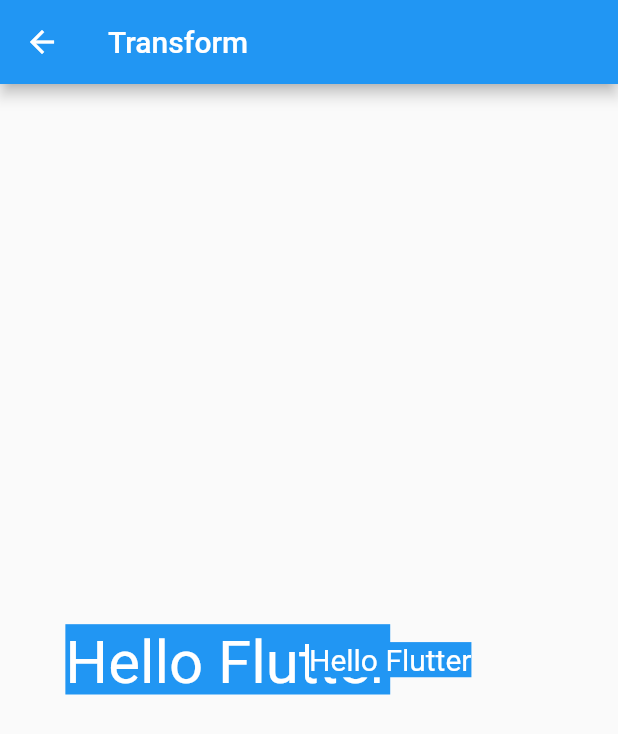
After one commit to starryxp/flutter_app, a Flutter app: the TransformPage screen opened by its route, on a phone screen of 412 x 824 dp. The commit adds this screen. Shown: the top 734 px of the screen. Run offline on Flutter 3.47's test engine with Material 2 defaults, Android fonts, the phone set to English and light mode, and no system bars; our stand-ins replace fluttertoast; network calls fail.

Commit message:
TransformPage.dart Matrix4Page.dart

```diff
--- a/lib/home/HomePage.dart
+++ b/lib/home/HomePage.dart
@@ -13,6 +13,10 @@ class HomePage extends StatefulWidget {
         title: 'State生命周期',
         content: '',
         routerName: Constant.widgetsMaterialNavigationTabBarViewPage),
+    HomeData(
+        title: 'Matrix4矩阵变换',
+        content: '',
+        routerName: Constant.matrix4Matrix4Page),
   ];
 
   @override
--- a/lib/utils/Constant.dart
+++ b/lib/utils/Constant.dart
@@ -2,6 +2,8 @@ class Constant {
   static final homeHomePage = "/home/home_page";
 
   static final widgetsWidgetsListPage = "/widgets/widgets_list_page";
+  //Matrix4矩阵变换
+  static final matrix4Matrix4Page = "/matrix4/matrix4_page";
 
   //基础组件
   static final widgetsBasicBasicListPage = "/widgets/basic/basic_list_page";
@@ -104,9 +106,8 @@ class Constant {
   static final widgetsLayoutOffstagePage = "/widgets/layout/offstage_page";
   static final widgetsLayoutOverflowBoxPage =
       "/widgets/layout/overflow_box_page";
-  static final widgetsLayoutSizedBoxPage =
-      "/widgets/layout/sized_box_page";
+  static final widgetsLayoutSizedBoxPage = "/widgets/layout/sized_box_page";
   static final widgetsLayoutSizedOverflowBoxPage =
       "/widgets/layout/sized_overflow_box_page";
-
+  static final widgetsLayoutTransformPage = "/widgets/layout/transform_page";
 }
--- a/lib/utils/RouterTable.dart
+++ b/lib/utils/RouterTable.dart
@@ -1,6 +1,7 @@
 import 'package:flutter/cupertino.dart';
 import 'package:flutter_app/counter/CounterPage.dart';
 import 'package:flutter_app/home/HomePage.dart';
+import 'package:flutter_app/matrix4/Matrix4Page.dart';
 import 'package:flutter_app/route/LoginPage.dart';
 import 'package:flutter_app/route/NeedLoginPage.dart';
 import 'package:flutter_app/route/NewRouterPage.dart';
@@ -45,6 +46,7 @@ import 'package:flutter_app/widgets/layout/OverflowBoxPage.dart';
 import 'package:flutter_app/widgets/layout/PaddingPage.dart';
 import 'package:flutter_app/widgets/layout/SizedBoxPage.dart';
 import 'package:flutter_app/widgets/layout/SizedOverflowBoxPage.dart';
+import 'package:flutter_app/widgets/layout/TransformPage.dart';
 import 'package:flutter_app/widgets/material/AlertDialogPage.dart';
 import 'package:flutter_app/widgets/material/BottomSheetPage.dart';
 import 'package:flutter_app/widgets/material/CardPage.dart';
@@ -90,6 +92,8 @@ class RouteTable {
 
     //组件
     Constant.widgetsWidgetsListPage: (context) => WidgetsListPage(),
+    //Matrix4矩阵变换
+    Constant.matrix4Matrix4Page: (context) => Matrix4Page(),
     //基础组件
     Constant.widgetsBasicBasicListPage: (context) => BasicListPage(),
     Constant.widgetsBasicContainerPage: (context) => ContainerPage(),
@@ -180,5 +184,6 @@ class RouteTable {
     Constant.widgetsLayoutSizedBoxPage: (context) => SizedBoxPage(),
     Constant.widgetsLayoutSizedOverflowBoxPage: (context) =>
         SizedOverflowBoxPage(),
+    Constant.widgetsLayoutTransformPage: (context) => TransformPage(),
   };
 }
--- /dev/null
+++ b/lib/widgets/layout/TransformPage.dart
@@ -0,0 +1,159 @@
+import 'package:flutter/material.dart';
+import 'dart:math' as dartMath;
+
+class TransformPage extends StatelessWidget {
+  final _tip = '''
+1.Transform介绍
+可以在其子组件绘制前对其应用一些矩阵变换来实现一些特效。
+这里需要注意的是这种变换特效是应用在绘制阶段而不是布局阶段，也就是说子控件虽然进行了变换，但是他所占用的实际空间，位置等都是固定不变的，只是视觉上改变了。
+2.Transform.rotate属性
+- angle：旋转弧度 注意这里不是角度，需要将角度转为弧度，180度 = π弧度 即1度＝π/180 弧度
+- origin：以某一个原点旋转，这个是相对于alignment位置所设置的Offset的偏移点为原点旋转
+- alignment = Alignment.center：以alignment位置为原点旋转
+- child：
+3.Transform.translate
+- offset：Offset
+- child：
+4.Transform.scale
+- scale：缩放系数
+- origin：以某一个原点缩放，这个是相对于alignment位置所设置的Offset的偏移点为原点缩放
+- alignment = Alignment.center：以alignment位置为原点缩放
+- child：
+5.Transform
+- transform：Matrix4
+- origin：
+- alignment：
+- child：
+  ''';
+
+  _myChild() {
+    return Text(
+      'Hello Flutter',
+      style: TextStyle(
+        backgroundColor: Colors.blue,
+        fontSize: 20,
+        color: Colors.white,
+      ),
+    );
+  }
+
+  _myTransformRotate() {
+    return Stack(
+      children: [
+        Center(
+          child: _myChild(),
+        ),
+        Center(
+          child: Transform.rotate(
+            angle: dartMath.pi * 0.25,
+            alignment: Alignment.center,
+            child: _myChild(),
+          ),
+        ),
+        Center(
+          child: Transform.rotate(
+            angle: dartMath.pi * 0.25,
+            origin: Offset(50, 50),
+            alignment: Alignment.center,
+            child: _myChild(),
+          ),
+        ),
+        Center(
+          child: Transform.rotate(
+            angle: dartMath.pi * 0.25,
+            alignment: null,
+            child: _myChild(),
+          ),
+        ),
+      ],
+    );
+  }
+
+  _myTransformTranslate() {
+    return Stack(
+      children: [
+        Center(
+          child: Transform.translate(
+            offset: Offset(0, 0),
+            child: _myChild(),
+          ),
+        ),
+        Center(
+          child: Transform.translate(
+            offset: Offset(50, 50),
+            child: _myChild(),
+          ),
+        ),
+      ],
+    );
+  }
+
+  _myTransformScale() {
+    return Stack(
+      children: [
+        Center(
+          child: Transform.scale(
+            scale: 2,
+            origin: Offset(50, 50),
+            alignment: Alignment.center,
+            child: _myChild(),
+          ),
+        ),
+        Center(
+          child: Transform.scale(
+            scale: 2,
+            alignment: Alignment.center,
+            child: _myChild(),
+          ),
+        ),
+        Center(
+          child: Transform.scale(
+            scale: 1,
+            alignment: Alignment.center,
+            child: _myChild(),
+          ),
+        ),
+      ],
+    );
+  }
+
+  _myTransform(Matrix4 transform) {
+    return Center(
+      child: Transform(
+        transform: transform,
+        alignment: Alignment.center,
+        child: _myChild(),
+      ),
+    );
+  }
+
+  _myRow() {
+    return Center(
+      child: Row(
+        mainAxisAlignment: MainAxisAlignment.center,
+        children: [
+          Transform.scale(
+            scale: 2,
+            alignment: Alignment.center,
+            child: _myChild(),
+          ),
+          _myChild()
+        ],
+      ),
+    );
+  }
+
+  @override
+  Widget build(BuildContext context) {
+    return Scaffold(
+      appBar: AppBar(
+        title: Text('Transform'),
+      ),
+      // body: _myTransformRotate(),
+      // body: _myTransformTranslate(),
+      // body: _myTransformScale(),
+      // body: _myTransform(Matrix4.rotationX(dartMath.pi)),
+      body: _myRow(),
+    );
+  }
+}
```
Also changed, not shown: lib/matrix4/Matrix4Page.dart (added, +68 -0 lines), lib/widgets/layout/LayoutWidgetListPage.dart (+7 -0 lines).
